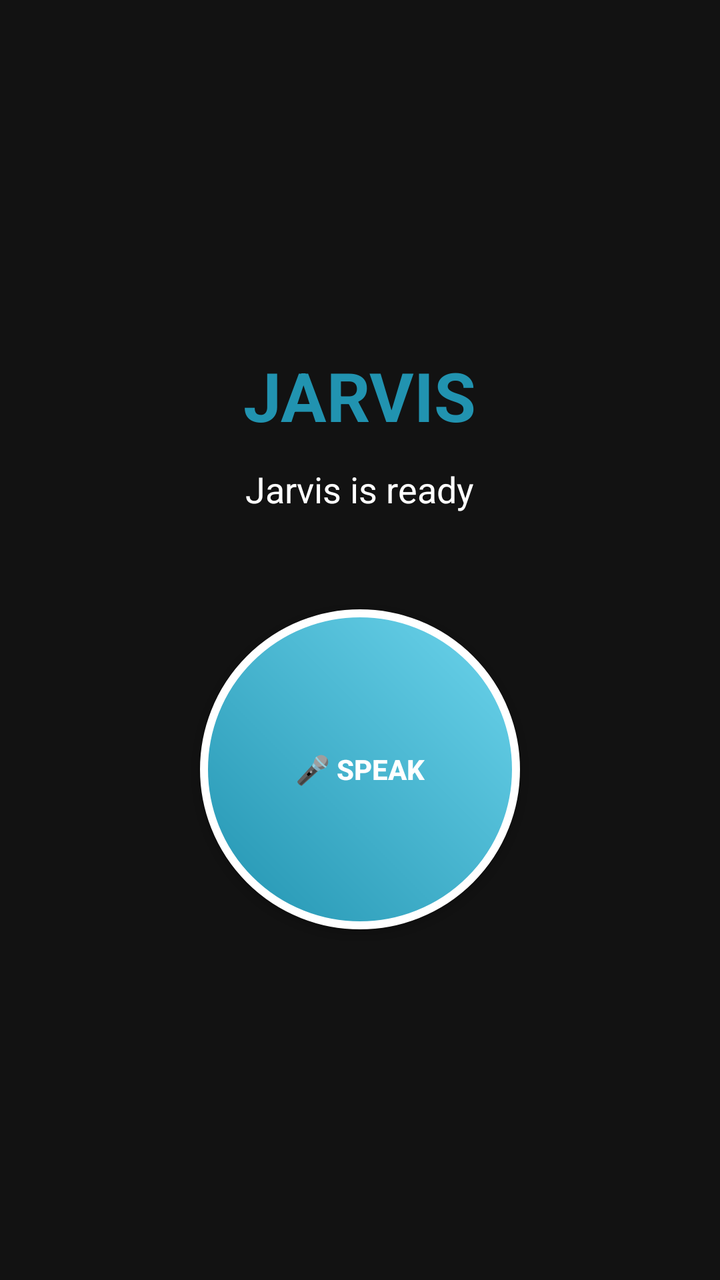
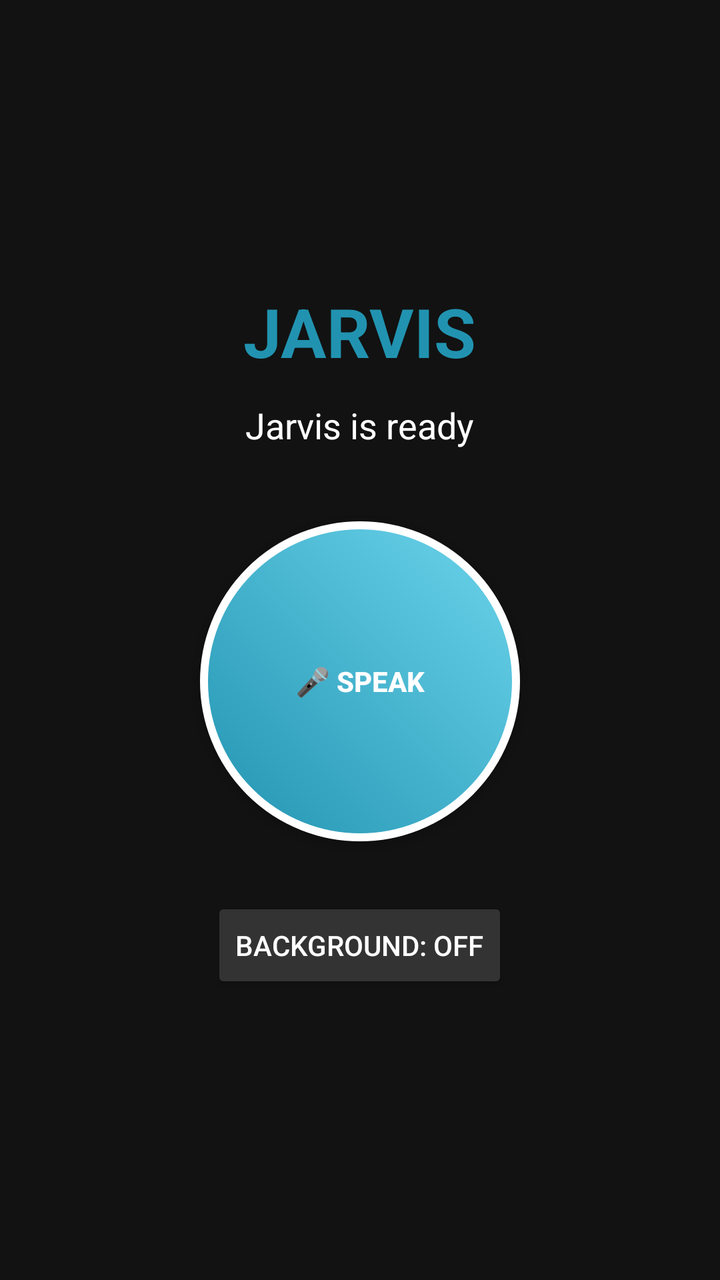

The first picture is an Android layout as it rendered before a commit; the second is the same layout after the commit. The layout source and the unified diff follow.
<!-- AndroidManifest.xml: application theme Theme.AppCompat.DayNight -->
<!-- res/layout/activity_main.xml -->
<?xml version="1.0" encoding="utf-8"?>
<LinearLayout xmlns:android="http://schemas.android.com/apk/res/android"
    android:layout_width="match_parent"
    android:layout_height="match_parent"
    android:orientation="vertical"
    android:gravity="center"
    android:background="#121212"
    android:padding="24dp">

    <TextView
        android:layout_width="wrap_content"
        android:layout_height="wrap_content"
        android:text="JARVIS"
        android:textColor="#2193b0"
        android:textSize="34sp"
        android:textStyle="bold"
        android:layout_marginBottom="12dp" />

    <TextView
        android:id="@+id/statusText"
        android:layout_width="wrap_content"
        android:layout_height="wrap_content"
        android:text="Jarvis is ready"
        android:textColor="#FFFFFF"
        android:textSize="18sp"
        android:gravity="center"
        android:layout_marginBottom="48dp" />

    <Button
        android:id="@+id/micButton"
        android:layout_width="160dp"
        android:layout_height="160dp"
        android:background="@drawable/mic_button_bg"
        android:text="🎤 SPEAK"
        android:textColor="#FFFFFF"
        android:textStyle="bold"
        android:elevation="8dp" />

</LinearLayout>
<!-- resources referenced by this layout -->
<resources>
  <!-- drawable mic_button_bg (drawable) -->
  <?xml version="1.0" encoding="utf-8"?>
  <shape xmlns:android="http://schemas.android.com/apk/res/android"
      android:shape="oval">
      <gradient
          android:type="linear"
          android:angle="45"
          android:startColor="#2193b0"
          android:endColor="#6dd5ed" />
      <stroke
          android:width="4dp"
          android:color="#FFFFFF" />
  </shape>
</resources>

<!-- the commit's change to res/layout/activity_main.xml (unified diff, before → after) -->
@@ -24,7 +24,7 @@
         android:textColor="#FFFFFF"
         android:textSize="18sp"
         android:gravity="center"
-        android:layout_marginBottom="48dp" />
+        android:layout_marginBottom="36dp" />
 
     <Button
         android:id="@+id/micButton"
@@ -34,6 +34,15 @@
         android:text="🎤 SPEAK"
         android:textColor="#FFFFFF"
         android:textStyle="bold"
-        android:elevation="8dp" />
+        android:elevation="8dp"
+        android:layout_marginBottom="28dp" />
+
+    <Button
+        android:id="@+id/backgroundButton"
+        android:layout_width="wrap_content"
+        android:layout_height="wrap_content"
+        android:text="Background: OFF"
+        android:textColor="#FFFFFF"
+        android:backgroundTint="#333333" />
 
 </LinearLayout>
